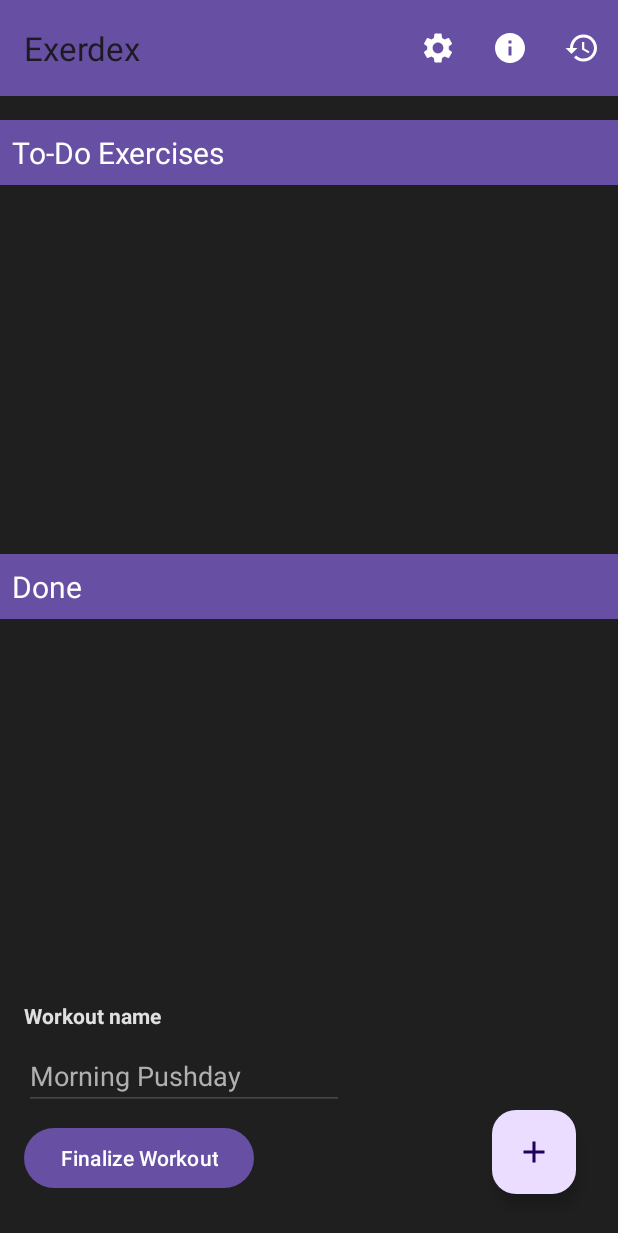
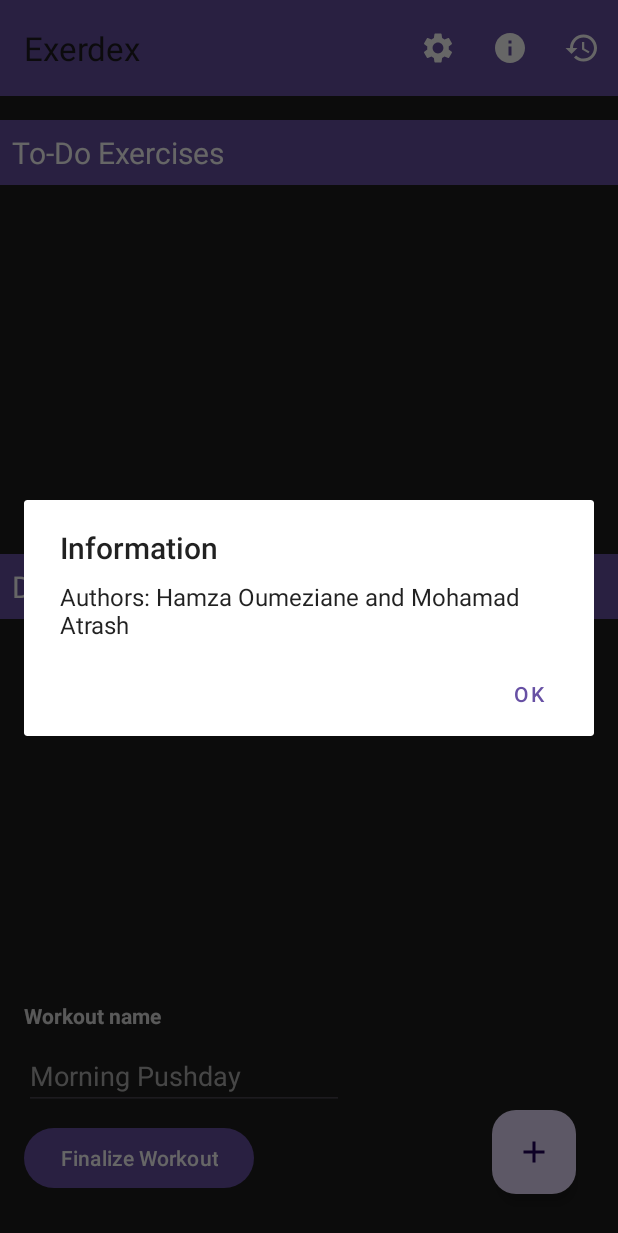
Before and after one commit to HamzaOumeziane/Exerdex-Mobile-App, an Android app: the screen it shows after launch (MainActivity), after a tap on "About", on a phone screen of 412 x 824 dp. Shown: the top 1233 px of the screen. Run offline under Robolectric (Android 15) with nearby library versions, the light colour scheme and no system bars; our stand-ins replace Room's generated code; pictures from the network do not load.

Commit message:
Ajouter un message d'info pour la barre de navigation

```diff
--- a/App/app/src/main/java/ca/qc/bdeb/c5gm/exerdex/MainActivity.kt
+++ b/App/app/src/main/java/ca/qc/bdeb/c5gm/exerdex/MainActivity.kt
@@ -1,5 +1,6 @@
 package ca.qc.bdeb.c5gm.exerdex
 
+import android.app.AlertDialog
 import android.content.Context
 import android.content.Intent
 import android.media.Image
@@ -331,6 +332,29 @@
                 startActivity(intent)
                 true
             }
+            R.id.action_about -> {
+                val builder = AlertDialog.Builder(this)
+                builder.setTitle(R.string.info_title)
+                    .setMessage(R.string.info_message)
+                    .setPositiveButton("OK") { dialog, _ ->
+                        dialog.dismiss()
+                    }
+                builder.create().show()
+                true
+            }
+            R.id.action_settings -> {
+                val builder = AlertDialog.Builder(this)
+                builder.setTitle(R.string.info_title)
+                    .setMessage(R.string.settings_message)
+                    .setPositiveButton("OK") { dialog, _ ->
+                        dialog.dismiss()
+                    }
+                builder.create().show()
+                true
+            }
+
+
+
             else -> super.onOptionsItemSelected(item)
         }
     }
--- a/App/app/src/main/res/values/strings.xml
+++ b/App/app/src/main/res/values/strings.xml
@@ -20,4 +20,7 @@
     <string name="toast_new_set_invalid_input_error">Please enter valid numbers for reps and weight.</string>
     <string name="toast_new_exercise_missing_info_error">Make sure to enter a title and at least one set!</string>
     <string name="toast_new_workout_missing_info_error">Enter a workout name and at least one done exercise.</string>
+    <string name="info_title">Information</string>
+    <string name="info_message">Authors: Hamza Oumeziane and Mohamad Atrash</string>
+    <string name="settings_message">Functionality not used yet.</string>
 </resources>
```
Also changed, not shown: 1 other file.
